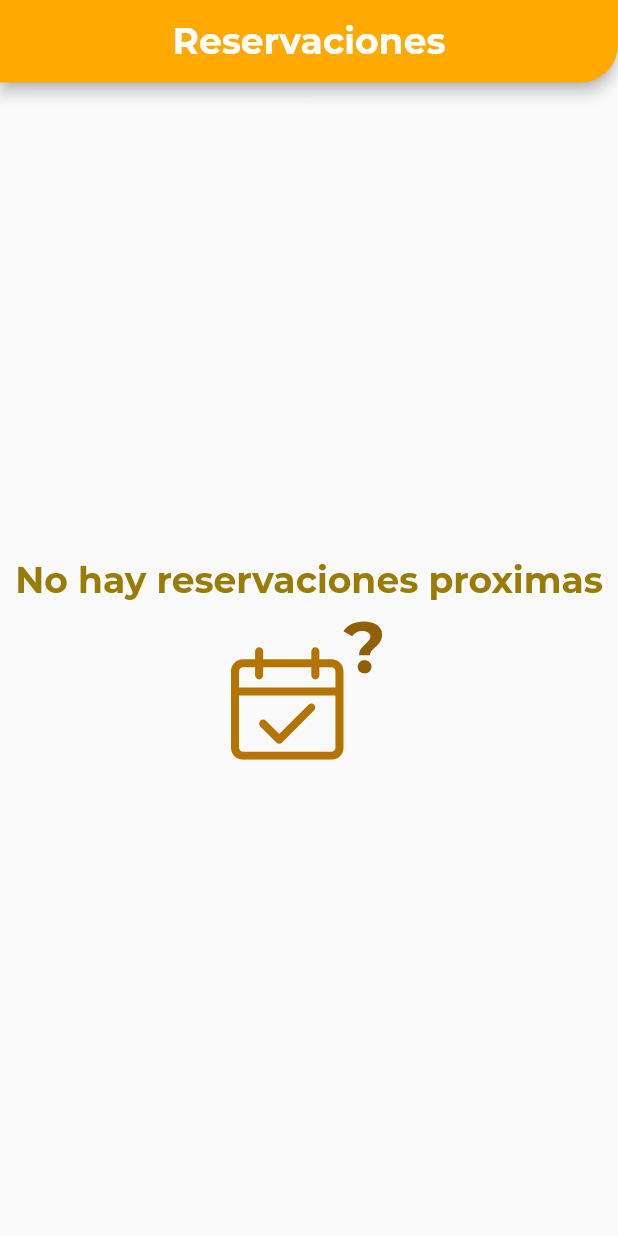
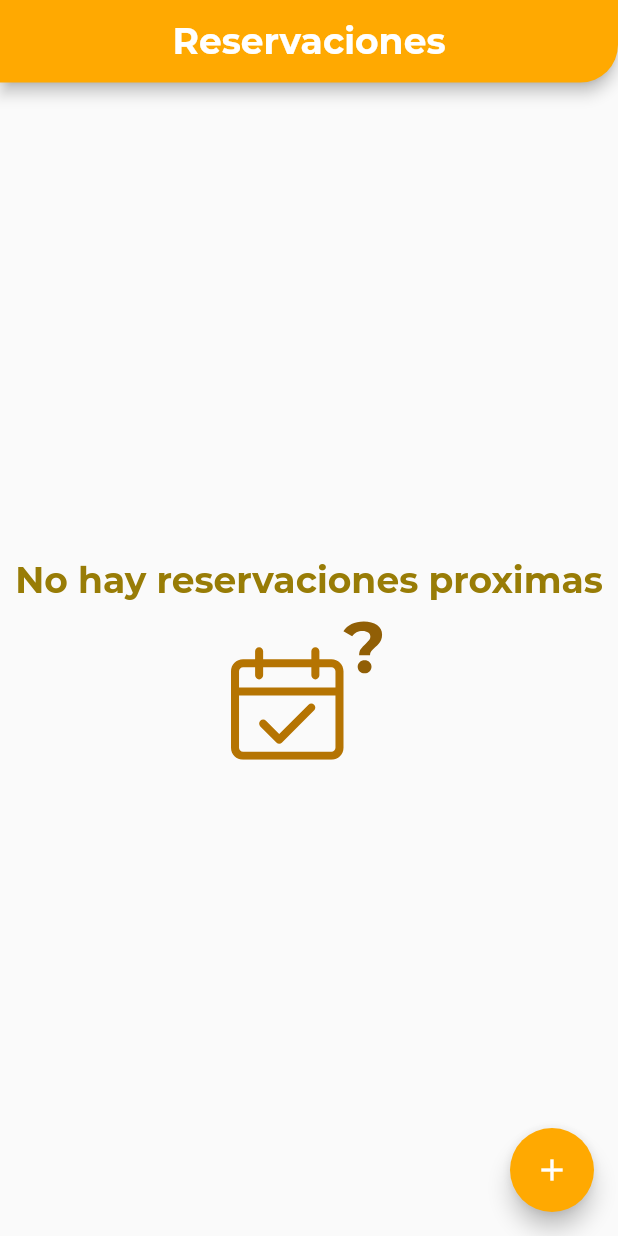
Before and after one commit to SilvioArzeno/Cancha-app, a Flutter app: the screen it shows after launch, on a phone screen of 412 x 824 dp. Run offline on Flutter 3.47's test engine with Material 2 defaults, Android fonts, the phone set to English and light mode, and no system bars; our stand-ins replace flutter_svg, shared_preferences; project files that could hold a hidden picture were left out.

Commit message:
Adds Floating Action Button and New Reservation Form

```diff
--- a/cancha_app/lib/routes/routes.dart
+++ b/cancha_app/lib/routes/routes.dart
@@ -1,6 +1,8 @@
 import 'package:cancha_app/views/home_page/home_page.dart';
+import 'package:cancha_app/views/reservation_form/reservation_form.dart';
 import 'package:flutter/material.dart';
 
 Map<String, WidgetBuilder> routes = {
   HomePage.routeName: (BuildContext context) => HomePage(),
+  ReservationForm.routeName: (BuildContext context) => ReservationForm(),
 };
--- a/cancha_app/lib/views/home_page/home_page.dart
+++ b/cancha_app/lib/views/home_page/home_page.dart
@@ -3,6 +3,7 @@ import 'dart:convert';
 import 'package:cancha_app/components/empty_reservation.dart';
 import 'package:cancha_app/components/main_app_bar.dart';
 import 'package:cancha_app/models/reservation.dart';
+import 'package:cancha_app/views/reservation_form/reservation_form.dart';
 import 'package:flutter/material.dart';
 import 'package:flutter_svg/flutter_svg.dart';
 import 'package:shared_preferences/shared_preferences.dart';
@@ -31,8 +32,15 @@ class _HomePageState extends State<HomePage> {
   Widget build(BuildContext context) {
     return Scaffold(
       appBar: MainAppbar(),
-      body:
-          _reservationList.isEmpty ? EmptyReservationList() : Text("Hay Algo"),
+      body: _reservationList.isEmpty
+          ? EmptyReservationList()
+          : Center(child: Text("Hay Algo")),
+      floatingActionButton: FloatingActionButton(
+        backgroundColor: Color(0xFFFFA901),
+        child: Icon(Icons.add, color: Colors.white),
+        onPressed: () =>
+            Navigator.pushNamed(context, ReservationForm.routeName),
+      ),
     );
   }
 
```
Also changed, not shown: cancha_app/lib/views/reservation_form/reservation_form.dart (added, +19 -0 lines).
